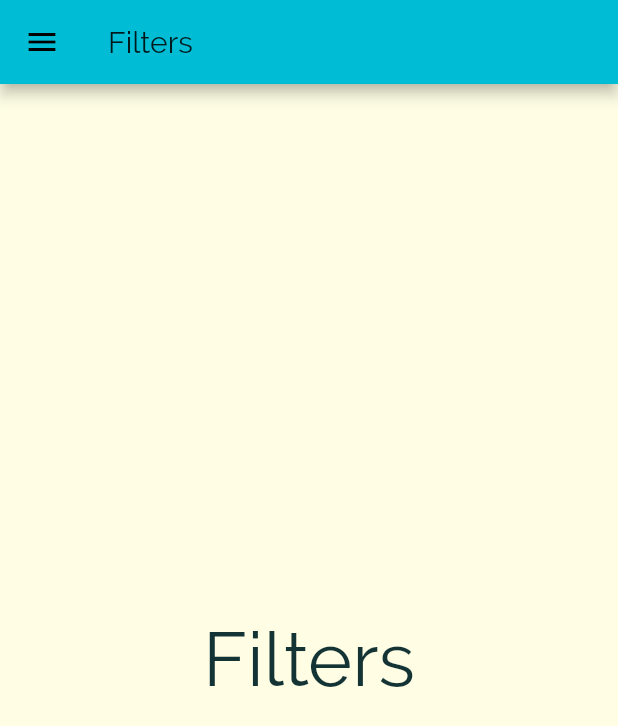
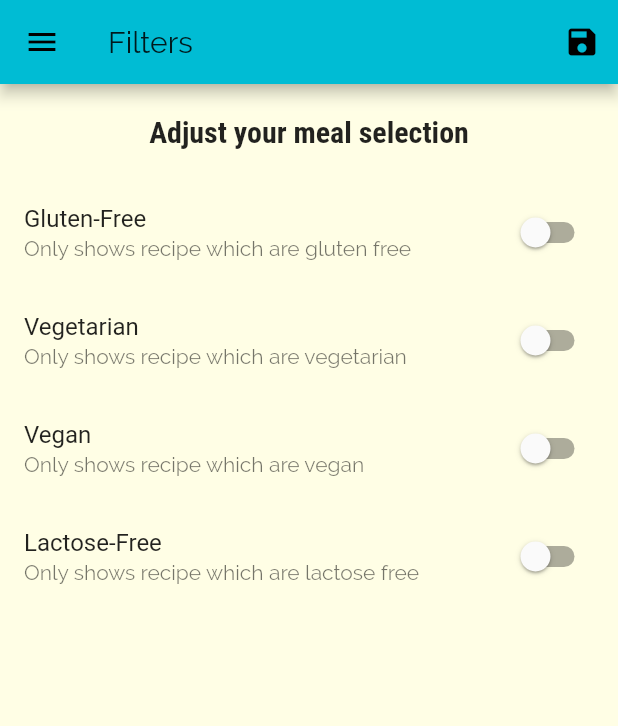
Before and after one commit to pushkarmahajan/Pakruti, a Flutter app: the FiltersScreen screen opened by its route, on a phone screen of 412 x 824 dp. Shown: the top 726 px of the screen. Run offline on Flutter 3.47's test engine with Material 2 defaults, Android fonts, the phone set to English and light mode, and no system bars.

Commit message:
Added Filters

```diff
--- a/lib/main.dart
+++ b/lib/main.dart
@@ -4,12 +4,49 @@ import 'file:///D:/flutter_projects/pakruti/lib/screens/categories_screen.dart';
 import 'file:///D:/flutter_projects/pakruti/lib/screens/category_meals_screen.dart';
 import 'package:pakruti/screens/meal_detail_screen.dart';
 import 'package:pakruti/screens/tab_screen.dart';
+import 'dummy.dart';
+import 'package:pakruti/model/meal.dart';
 
 void main() {
   runApp(MyApp());
 }
 
-class MyApp extends StatelessWidget {
+class MyApp extends StatefulWidget {
+  @override
+  _MyAppState createState() => _MyAppState();
+}
+
+class _MyAppState extends State<MyApp> {
+  Map<String, bool> _filters = {
+    'gluten': false,
+    'lactose': false,
+    'vegan': false,
+    'vegetarian': false,
+  };
+  List<Meal> _availableMeals = DUMMY_MEALS;
+
+  void _setFilters(Map<String, bool> filterData) {
+    setState(() {
+      _filters = filterData;
+
+      _availableMeals = DUMMY_MEALS.where((element) {
+        if(_filters['gluten'] && !element.isGlutenFree){
+          return false;
+        }
+        if(_filters['lactose'] && !element.isLactoseFree){
+          return false;
+        }
+        if(_filters['vegan'] && !element.isVegan){
+          return false;
+        }
+        if(_filters['vegetarian'] && !element.isVegetarian){
+          return false;
+        }
+        return true;
+      }).toList();
+    });
+  }
+
   @override
   Widget build(BuildContext context) {
     return MaterialApp(
@@ -17,28 +54,25 @@ class MyApp extends StatelessWidget {
       theme: ThemeData(
           primarySwatch: Colors.cyan,
           accentColor: Colors.black54,
-        canvasColor: Color.fromRGBO(255,254,229,1),
+          canvasColor: Color.fromRGBO(255, 254, 229, 1),
           fontFamily: 'Raleway',
           textTheme: ThemeData.light().textTheme.copyWith(
-          body1: TextStyle(color: Color.fromRGBO(20, 51, 52, 1),
+              body1: TextStyle(
+                color: Color.fromRGBO(20, 51, 52, 1),
               ),
-          body2: TextStyle(
-            color: Color.fromRGBO(20, 51, 51, 1)
-          ),
+              body2: TextStyle(color: Color.fromRGBO(20, 51, 51, 1)),
               title: TextStyle(
                 fontSize: 20,
                 fontFamily: 'RobotoCondensed',
                 fontWeight: FontWeight.bold,
-          )
-        )
-      ),
+              ))),
       // home: CategoriesScreen(),
       initialRoute: '/',
       routes: {
         '/': (ctx) => TabsScreen(),
-        CategoryMealsScreen.RouteName : (ctx) => CategoryMealsScreen(),
-        MealDetailScreen.RouteName : (ctx) => MealDetailScreen(),
-        FiltersScreen.RouteName : (ctx) => FiltersScreen(),
+        CategoryMealsScreen.RouteName: (ctx) => CategoryMealsScreen(_availableMeals),
+        MealDetailScreen.RouteName: (ctx) => MealDetailScreen(),
+        FiltersScreen.RouteName: (ctx) => FiltersScreen(_filters,_setFilters),
       },
       // onGenerateRoute: ,
     );
--- a/lib/screens/favorite_screen.dart
+++ b/lib/screens/favorite_screen.dart
@@ -3,6 +3,8 @@ import 'package:flutter/material.dart';
 class FavoriteScreen extends StatelessWidget {
   @override
   Widget build(BuildContext context) {
-    return Container();
+    return Center(
+      child: Text('You have no favorites yet - start adding some!'),
+    );
   }
 }
--- a/lib/screens/filters_screen.dart
+++ b/lib/screens/filters_screen.dart
@@ -1,16 +1,111 @@
 import 'package:flutter/material.dart';
 import 'package:pakruti/widgets/main_drawer.dart';
-class FiltersScreen extends StatelessWidget {
+
+class FiltersScreen extends StatefulWidget {
   static const RouteName = '/filterScreen';
+
+  final Function saveFilters;
+  final Map<String, bool> currentFilteres;
+  FiltersScreen(this.currentFilteres, this.saveFilters);
+
+  @override
+  _FiltersScreenState createState() => _FiltersScreenState();
+}
+
+class _FiltersScreenState extends State<FiltersScreen> {
+  bool _glutenFree = false;
+  bool _vegetarian = false;
+  bool _vegan = false;
+  bool _lactoseFree = false;
+  @override
+  initState(){
+    _glutenFree = widget.currentFilteres['gluten'];
+    _vegetarian = widget.currentFilteres['vegetarian'];
+    _vegan = widget.currentFilteres['vegan'];
+    _lactoseFree = widget.currentFilteres['lactose'];
+    super.initState();
+  }
+
+
+  Widget _buildSwitchListTile(String title, String description,
+      bool currentValue, Function updateValue) {
+    return SwitchListTile(
+      activeColor: Colors.cyan,
+      title: Text(title),
+      value: currentValue,
+      subtitle: Text(description),
+      onChanged: updateValue,
+    );
+  }
+
+  bool updateValue(currenValue) {
+    return !currenValue;
+  }
+
   @override
   Widget build(BuildContext context) {
     return Scaffold(
-      appBar: AppBar(title: Text('Filters'),),
-      drawer: MainDrawer()
-      ,
-      body: Center(
-        child: Text('Filters',style: TextStyle(fontSize: 50),),
-      ),
-    );
+        appBar: AppBar(
+          title: Text('Filters'),
+          actions: [
+            IconButton(icon: Icon(Icons.save), onPressed: (){
+              final selectedFilters = {
+                'gluten': _glutenFree,
+                'lactose': _lactoseFree,
+                'vegan': _vegan,
+                'vegetarian': _vegetarian,
+              };
+              widget.saveFilters(selectedFilters);})
+          ],
+        ),
+        drawer: MainDrawer(),
+        body: Column(
+          children: [
+            Container(
+                padding: EdgeInsets.all(20),
+                child: Text(
+                  'Adjust your meal selection',
+                  style: Theme.of(context).textTheme.title,
+                )),
+            Expanded(
+                child: ListView(
+              children: [
+                _buildSwitchListTile(
+                    'Gluten-Free',
+                    'Only shows recipe which are gluten free',
+                    _glutenFree, (newValue) {
+                  setState(() {_glutenFree = newValue;});
+
+                }),
+                _buildSwitchListTile(
+                    'Vegetarian',
+                    'Only shows recipe which are vegetarian',
+                    _vegetarian, (newValue) {
+                      setState(() {
+                        _vegetarian = newValue;
+                      });
+
+                }),
+                _buildSwitchListTile(
+                    'Vegan', 'Only shows recipe which are vegan', _vegan,
+                    (newValue) {
+                      setState(() {
+                        _vegan = newValue;
+                      });
+
+                }),
+                _buildSwitchListTile(
+                    'Lactose-Free',
+                    'Only shows recipe which are lactose free',
+                    _lactoseFree, (newValue) {
+                      setState(() {
+                        _lactoseFree = newValue;
+                      });
+
+                }),
+              ],
+            ))
+          ],
+        ));
   }
 }
```
Also changed, not shown: lib/screens/category_meals_screen.dart (+49 -24 lines), lib/screens/meal_detail_screen.dart (+13 -5 lines), lib/widgets/meal_item.dart (+63 -38 lines). Lines whose indentation alone changed are shown as unchanged.
